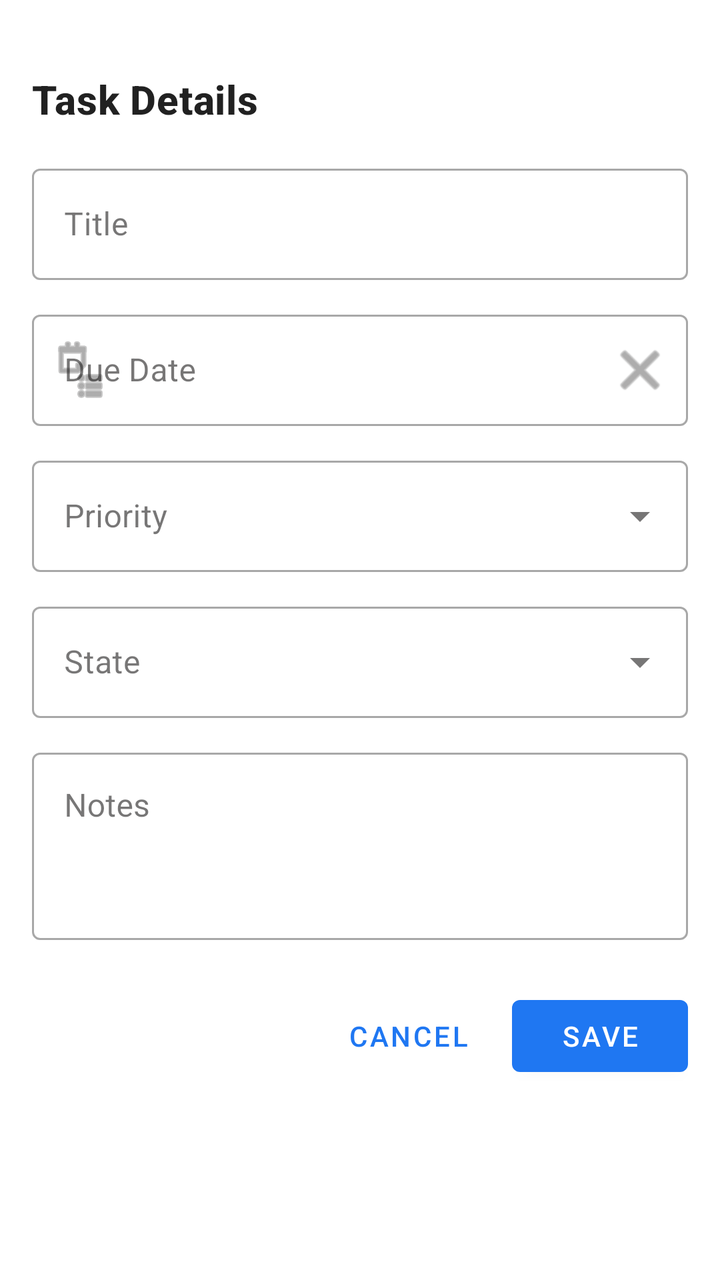
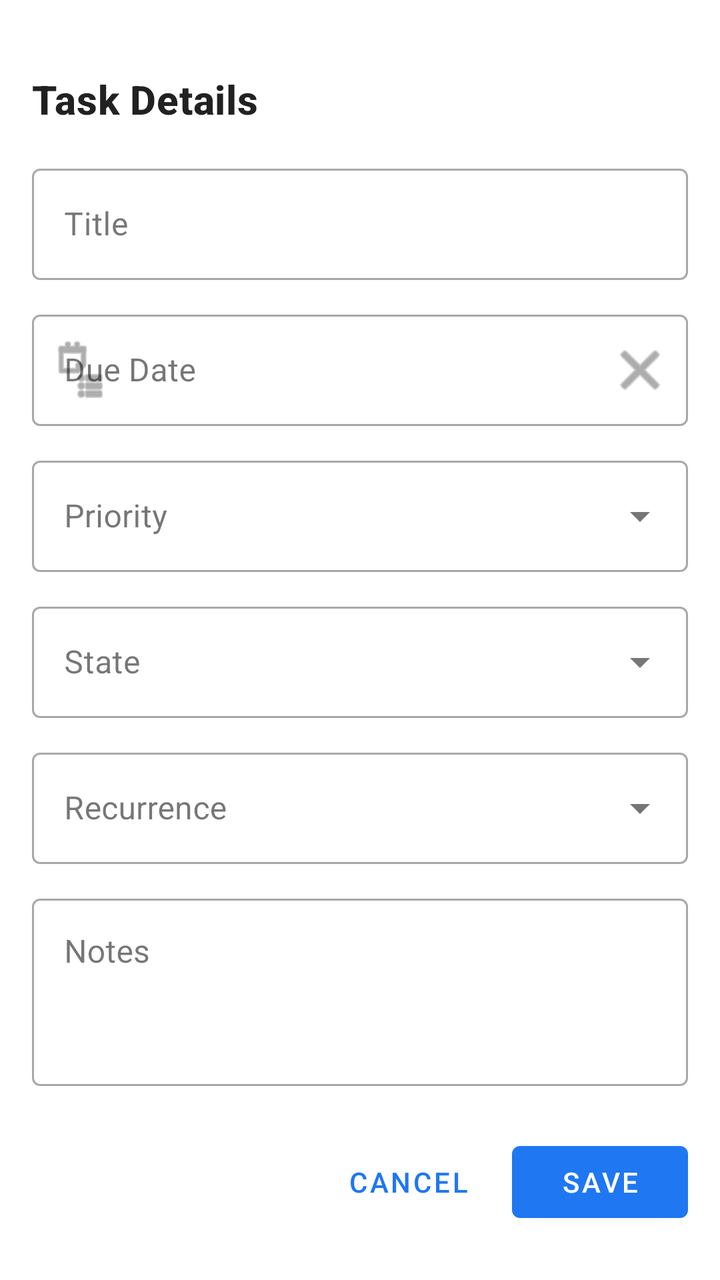

An Android layout rendered at two revisions. The XML below is the earlier revision; the diff shows what the commit changed to produce the second picture.
<!-- AndroidManifest.xml: application theme Theme.Vega -->
<!-- res/layout/bottom_sheet_task_detail.xml -->
<?xml version="1.0" encoding="utf-8"?>
<androidx.core.widget.NestedScrollView xmlns:android="http://schemas.android.com/apk/res/android"
    xmlns:app="http://schemas.android.com/apk/res-auto"
    android:layout_width="match_parent"
    android:layout_height="wrap_content"
    android:fillViewport="true">

    <LinearLayout
        android:layout_width="match_parent"
        android:layout_height="wrap_content"
        android:orientation="vertical"
        android:padding="@dimen/spacing_16"
        android:background="?android:attr/colorBackground">

        
        <View
            android:layout_width="40dp"
            android:layout_height="4dp"
            android:layout_gravity="center"
            android:layout_marginBottom="@dimen/spacing_16"
            android:background="?android:attr/textColorSecondary"
            android:backgroundTint="?android:attr/textColorSecondary" />

        
        <TextView
            android:layout_width="match_parent"
            android:layout_height="wrap_content"
            android:text="Task Details"
            android:textAppearance="?attr/textAppearanceHeadline6"
            android:textColor="?android:attr/textColorPrimary"
            android:layout_marginBottom="@dimen/spacing_16" />

        
        <com.google.android.material.textfield.TextInputLayout
            android:id="@+id/til_title"
            style="@style/Widget.MaterialComponents.TextInputLayout.OutlinedBox"
            android:layout_width="match_parent"
            android:layout_height="wrap_content"
            android:hint="@string/label_title"
            android:layout_marginBottom="@dimen/spacing_12">

            <com.google.android.material.textfield.TextInputEditText
                android:id="@+id/et_title"
                android:layout_width="match_parent"
                android:layout_height="wrap_content"
                android:inputType="textCapSentences" />
        </com.google.android.material.textfield.TextInputLayout>

        
        <com.google.android.material.textfield.TextInputLayout
            android:id="@+id/til_due_date"
            style="@style/Widget.MaterialComponents.TextInputLayout.OutlinedBox"
            android:layout_width="match_parent"
            android:layout_height="wrap_content"
            android:hint="@string/label_due_date"
            android:layout_marginBottom="@dimen/spacing_12"
            app:startIconDrawable="@android:drawable/ic_menu_agenda"
            app:endIconMode="custom"
            app:endIconDrawable="@android:drawable/ic_menu_close_clear_cancel"
            app:endIconContentDescription="Clear Due Date">

            <com.google.android.material.textfield.TextInputEditText
                android:id="@+id/et_due_date"
                android:layout_width="match_parent"
                android:layout_height="wrap_content"
                android:focusable="false"
                android:clickable="true"
                android:cursorVisible="false" />
        </com.google.android.material.textfield.TextInputLayout>

        
        <com.google.android.material.textfield.TextInputLayout
            android:id="@+id/til_priority"
            style="@style/Widget.MaterialComponents.TextInputLayout.OutlinedBox.ExposedDropdownMenu"
            android:layout_width="match_parent"
            android:layout_height="wrap_content"
            android:hint="@string/label_priority"
            android:layout_marginBottom="@dimen/spacing_12">

            <AutoCompleteTextView
                android:id="@+id/actv_priority"
                android:layout_width="match_parent"
                android:layout_height="wrap_content"
                android:inputType="none" />
        </com.google.android.material.textfield.TextInputLayout>

        
        <com.google.android.material.textfield.TextInputLayout
            android:id="@+id/til_state"
            style="@style/Widget.MaterialComponents.TextInputLayout.OutlinedBox.ExposedDropdownMenu"
            android:layout_width="match_parent"
            android:layout_height="wrap_content"
            android:hint="State"
            android:layout_marginBottom="@dimen/spacing_12">

            <AutoCompleteTextView
                android:id="@+id/actv_state"
                android:layout_width="match_parent"
                android:layout_height="wrap_content"
                android:inputType="none" />
        </com.google.android.material.textfield.TextInputLayout>

        
        <com.google.android.material.textfield.TextInputLayout
            android:id="@+id/til_notes"
            style="@style/Widget.MaterialComponents.TextInputLayout.OutlinedBox"
            android:layout_width="match_parent"
            android:layout_height="wrap_content"
            android:hint="@string/label_notes"
            android:layout_marginBottom="@dimen/spacing_24">

            <com.google.android.material.textfield.TextInputEditText
                android:id="@+id/et_notes"
                android:layout_width="match_parent"
                android:layout_height="wrap_content"
                android:inputType="textMultiLine|textCapSentences"
                android:minLines="3"
                android:gravity="top" />
        </com.google.android.material.textfield.TextInputLayout>

        
        <LinearLayout
            android:layout_width="match_parent"
            android:layout_height="wrap_content"
            android:orientation="horizontal"
            android:gravity="end">

            <com.google.android.material.button.MaterialButton
                android:id="@+id/btn_cancel"
                style="@style/Widget.MaterialComponents.Button.TextButton"
                android:layout_width="wrap_content"
                android:layout_height="wrap_content"
                android:text="@string/button_cancel"
                android:layout_marginEnd="@dimen/spacing_8" />

            <com.google.android.material.button.MaterialButton
                android:id="@+id/btn_save"
                android:layout_width="wrap_content"
                android:layout_height="wrap_content"
                android:text="@string/button_save" />
        </LinearLayout>
    </LinearLayout>
</androidx.core.widget.NestedScrollView>
<!-- resources referenced by this layout -->
<resources>
  <dimen name="spacing_12">12dp</dimen>
  <dimen name="spacing_16">16dp</dimen>
  <dimen name="spacing_24">24dp</dimen>
  <dimen name="spacing_8">8dp</dimen>
  <string name="button_cancel">Cancel</string>
  <string name="button_save">Save</string>
  <string name="label_due_date">Due Date</string>
  <string name="label_notes">Notes</string>
  <string name="label_priority">Priority</string>
  <string name="label_title">Title</string>
  <style name="Theme.Vega" parent="Theme.MaterialComponents.DayNight.NoActionBar">
          
          <item name="colorPrimary">@color/primary</item>
          <item name="colorOnPrimary">@color/on_primary</item>
          
          
          <item name="colorSecondary">@color/secondary</item>
          <item name="colorOnSecondary">@color/on_secondary</item>
          
          
          <item name="colorError">@color/error</item>
          <item name="colorOnError">@color/on_error</item>
          
          
          <item name="android:windowBackground">@color/background</item>
          <item name="colorSurface">@color/surface</item>
          <item name="colorOnSurface">@color/on_surface</item>
          
          
          <item name="textAppearanceHeadline1">@style/TextAppearance.Vega.Headline1</item>
          <item name="textAppearanceHeadline6">@style/TextAppearance.Vega.Headline6</item>
          <item name="textAppearanceBody1">@style/TextAppearance.Vega.Body1</item>
          <item name="textAppearanceBody2">@style/TextAppearance.Vega.Body2</item>
          
          
          <item name="shapeAppearanceSmallComponent">@style/ShapeAppearance.Vega.SmallComponent</item>
          <item name="shapeAppearanceMediumComponent">@style/ShapeAppearance.Vega.MediumComponent</item>
      </style>
  <color name="primary">#1F77F2</color>
  <color name="on_primary">#FFFFFF</color>
  <color name="secondary">#4DB8A8</color>
  <color name="on_secondary">#FFFFFF</color>
  <color name="error">#DC3545</color>
  <color name="on_error">#FFFFFF</color>
  <color name="background">#FFFFFF</color>
  <color name="surface">#FFFFFF</color>
  <color name="on_surface">#1C1B1B</color>
  <style name="TextAppearance.Vega.Headline1" parent="TextAppearance.MaterialComponents.Headline1">
          <item name="fontFamily">sans-serif-black</item>
          <item name="android:textStyle">bold</item>
      </style>
  <style name="TextAppearance.Vega.Headline6" parent="TextAppearance.MaterialComponents.Headline6">
          <item name="fontFamily">sans-serif-medium</item>
          <item name="android:textStyle">bold</item>
      </style>
  <style name="TextAppearance.Vega.Body1" parent="TextAppearance.MaterialComponents.Body1">
          <item name="fontFamily">sans-serif</item>
      </style>
  <style name="TextAppearance.Vega.Body2" parent="TextAppearance.MaterialComponents.Body2">
          <item name="fontFamily">sans-serif</item>
      </style>
  <style name="ShapeAppearance.Vega.SmallComponent" parent="ShapeAppearance.MaterialComponents.SmallComponent">
          <item name="cornerRadius">8dp</item>
      </style>
  <style name="ShapeAppearance.Vega.MediumComponent" parent="ShapeAppearance.MaterialComponents.MediumComponent">
          <item name="cornerRadius">12dp</item>
      </style>
</resources>

<!-- the commit's change to res/layout/bottom_sheet_task_detail.xml (unified diff, before → after) -->
@@ -102,6 +102,22 @@
 
         
         <com.google.android.material.textfield.TextInputLayout
+            android:id="@+id/til_recurrence"
+            style="@style/Widget.MaterialComponents.TextInputLayout.OutlinedBox.ExposedDropdownMenu"
+            android:layout_width="match_parent"
+            android:layout_height="wrap_content"
+            android:hint="@string/label_recurrence"
+            android:layout_marginBottom="@dimen/spacing_12">
+
+            <AutoCompleteTextView
+                android:id="@+id/actv_recurrence"
+                android:layout_width="match_parent"
+                android:layout_height="wrap_content"
+                android:inputType="none" />
+        </com.google.android.material.textfield.TextInputLayout>
+
+        
+        <com.google.android.material.textfield.TextInputLayout
             android:id="@+id/til_notes"
             style="@style/Widget.MaterialComponents.TextInputLayout.OutlinedBox"
             android:layout_width="match_parent"
<!-- resource entries referenced after the edit -->
@@ -9,6 +9,7 @@
   <string name="label_due_date">Due Date</string>
   <string name="label_notes">Notes</string>
   <string name="label_priority">Priority</string>
+  <string name="label_recurrence">Recurrence</string>
   <string name="label_title">Title</string>
   <style name="Theme.Vega" parent="Theme.MaterialComponents.DayNight.NoActionBar">
           
